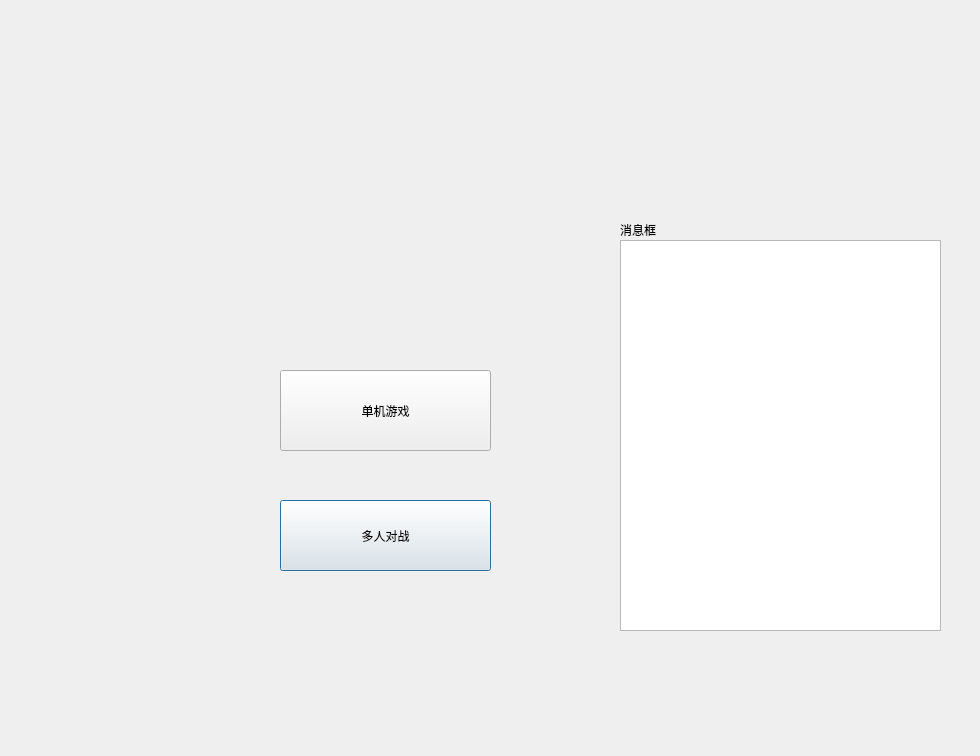
Old version of the form src/MyGame/start_window.ui in the repository scutll/Cpp_project_sgame.
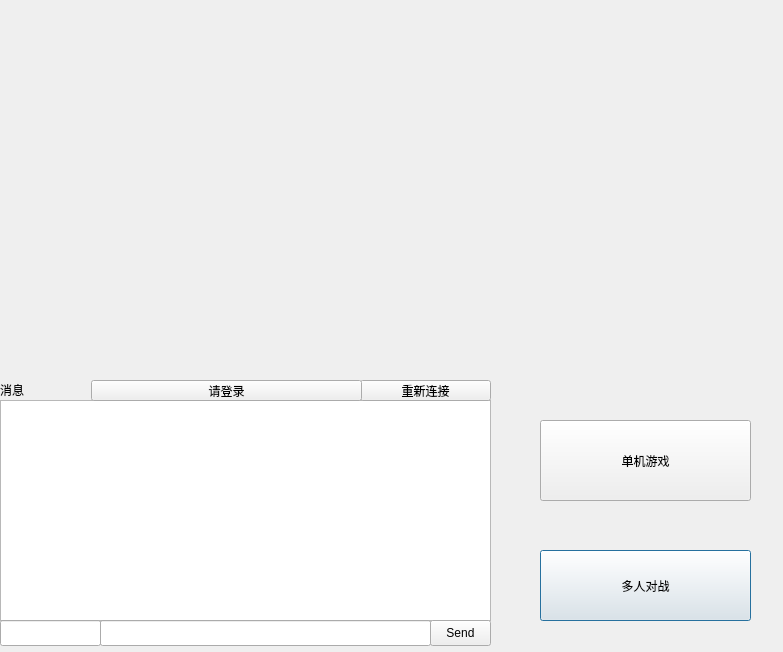
New version of the form.

Commit message: 将Client类载入到MyGame并完成测试，但还有一些接口需要添加比如Client连接失败需要通知start_window类

Patch:
```diff
--- a/src/MyGame/start_window.ui
+++ b/src/MyGame/start_window.ui
@@ -6,8 +6,8 @@
    <rect>
     <x>0</x>
     <y>0</y>
-    <width>980</width>
-    <height>756</height>
+    <width>783</width>
+    <height>652</height>
    </rect>
   </property>
   <property name="windowTitle">
@@ -16,8 +16,8 @@
   <widget class="QPushButton" name="online_game">
    <property name="geometry">
     <rect>
-     <x>280</x>
-     <y>500</y>
+     <x>540</x>
+     <y>550</y>
      <width>211</width>
      <height>71</height>
     </rect>
@@ -29,8 +29,8 @@
   <widget class="QPushButton" name="offline_game">
    <property name="geometry">
     <rect>
-     <x>280</x>
-     <y>370</y>
+     <x>540</x>
+     <y>420</y>
      <width>211</width>
      <height>81</height>
     </rect>
@@ -42,24 +42,83 @@
   <widget class="QListView" name="msg_list_window">
    <property name="geometry">
     <rect>
-     <x>620</x>
-     <y>240</y>
-     <width>321</width>
-     <height>391</height>
+     <x>0</x>
+     <y>400</y>
+     <width>491</width>
+     <height>221</height>
     </rect>
    </property>
   </widget>
   <widget class="QLabel" name="label">
    <property name="geometry">
     <rect>
-     <x>620</x>
-     <y>220</y>
+     <x>0</x>
+     <y>380</y>
      <width>69</width>
      <height>19</height>
     </rect>
    </property>
    <property name="text">
-    <string>消息框</string>
+    <string>消息</string>
+   </property>
+  </widget>
+  <widget class="QLineEdit" name="MessageLine">
+   <property name="geometry">
+    <rect>
+     <x>100</x>
+     <y>620</y>
+     <width>331</width>
+     <height>26</height>
+    </rect>
+   </property>
+  </widget>
+  <widget class="QPushButton" name="SendBtn">
+   <property name="geometry">
+    <rect>
+     <x>430</x>
+     <y>620</y>
+     <width>61</width>
+     <height>26</height>
+    </rect>
+   </property>
+   <property name="text">
+    <string>Send</string>
+   </property>
+  </widget>
+  <widget class="QPushButton" name="RetryConnectionBtn">
+   <property name="geometry">
+    <rect>
+     <x>360</x>
+     <y>380</y>
+     <width>131</width>
+     <height>21</height>
+    </rect>
+   </property>
+   <property name="text">
+    <string>重新连接</string>
+   </property>
+  </widget>
+  <widget class="QPushButton" name="LoginBtn">
+   <property name="geometry">
+    <rect>
+     <x>91</x>
+     <y>380</y>
+     <width>271</width>
+     <height>21</height>
+    </rect>
+   </property>
+   <property name="text">
+    <string>请登录</string>
+   </property>
+  </widget>
+  <widget class="QLineEdit" name="ReceiverLine">
+   <property name="geometry">
+    <rect>
+     <x>0</x>
+     <y>620</y>
+     <width>101</width>
+     <height>26</height>
+    </rect>
    </property>
   </widget>
  </widget>
```
The commit also changes 14 other files.
